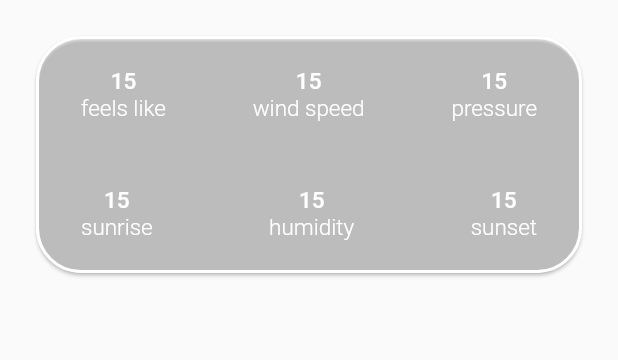
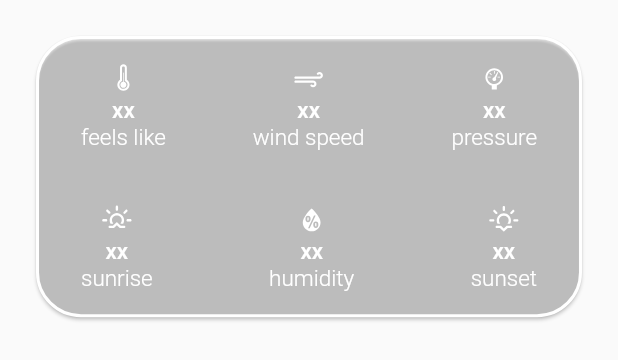
Before and after one commit to AhmetOcak/Flutter-Weather-App, a Flutter app: the WeatherDataScreen widget shown alone on an empty page, opened directly, on a phone screen of 412 x 824 dp. Shown: the top 360 px of the screen. Run offline on Flutter 3.47's test engine with Material 2 defaults, Android fonts, the phone set to English and light mode, and no system bars; our stand-ins replace flutter_spinkit, flutter_svg, geocoding, geolocator, weather_icons.

Commit message:
weather icon package added

```diff
--- a/lib/components/weather_data_screen.dart
+++ b/lib/components/weather_data_screen.dart
@@ -1,23 +1,22 @@
 import 'package:flutter/material.dart';
 import 'package:wheather_app/components/weather_info_section.dart';
+import 'package:weather_icons/weather_icons.dart';
 
 class WeatherDataScreen extends StatelessWidget {
-  String? icon = '';
-  String? feelsLike = 'xx';
-  String? windSpeed = 'xx';
-  String? pressure = 'xx';
-  String? sunrise = 'xx';
-  String? humidity = 'xx';
-  String? sunset = 'xx';
+  String feelsLike;
+  String windSpeed;
+  String pressure;
+  String sunrise;
+  String humidity;
+  String sunset;
 
   WeatherDataScreen({
-    this.icon,
-    this.feelsLike,
-    this.windSpeed,
-    this.pressure,
-    this.sunrise,
-    this.humidity,
-    this.sunset,
+    this.feelsLike = 'xx',
+    this.windSpeed = 'xx',
+    this.pressure = 'xx',
+    this.sunrise = 'xx',
+    this.humidity = 'xx',
+    this.sunset = 'xx',
   });
 
   @override
@@ -26,7 +25,7 @@ class WeatherDataScreen extends StatelessWidget {
       margin: const EdgeInsets.only(bottom: 40.0),
       padding: const EdgeInsets.all(20.0),
       width: MediaQuery.of(context).size.width / 1,
-      height: MediaQuery.of(context).size.height / 4,
+      height: MediaQuery.of(context).size.height / 3.5,
       child: Card(
         shape: const RoundedRectangleBorder(
           side: BorderSide(
@@ -49,12 +48,19 @@ class WeatherDataScreen extends StatelessWidget {
                 children: [
                   WeatherInfo(
                     title: 'feels like',
+                    value: feelsLike,
+                    iconData: WeatherIcons.thermometer,
                   ),
                   WeatherInfo(
                     title: 'wind speed',
+                    value: windSpeed,
+                    iconData: WeatherIcons.strong_wind,
+
                   ),
                   WeatherInfo(
                     title: 'pressure',
+                    value: pressure,
+                    iconData: WeatherIcons.barometer,
                   ),
                 ],
               ),
@@ -63,12 +69,18 @@ class WeatherDataScreen extends StatelessWidget {
                 children: [
                   WeatherInfo(
                     title: 'sunrise',
+                    value: sunrise,
+                    iconData: WeatherIcons.sunrise,
                   ),
                   WeatherInfo(
                     title: 'humidity',
+                    value: humidity,
+                    iconData: WeatherIcons.humidity,
                   ),
                   WeatherInfo(
                     title: 'sunset',
+                    value: sunset,
+                    iconData: WeatherIcons.sunset,
                   ),
                 ],
               ),
--- a/lib/components/weather_info_section.dart
+++ b/lib/components/weather_info_section.dart
@@ -1,27 +1,25 @@
 import 'package:flutter/material.dart';
+import 'package:weather_icons/weather_icons.dart';
 import 'package:wheather_app/constants/constants.dart';
 
 class WeatherInfo extends StatelessWidget {
+  WeatherInfo({required this.title, required this.value, required this.iconData});
+
   final String title;
-  // final String icon;
-  // final String value;
-
-  WeatherInfo({required this.title});
+  final IconData iconData;
+  final String value;
 
   @override
   Widget build(BuildContext context) {
     return Column(
       mainAxisAlignment: MainAxisAlignment.center,
       children: [
-        // Image(
-        //   image: NetworkImage(
-        //     'http://openweathermap.org/img/wn/' +
-        //         _weatherResponse.icon.toString()  +
-        //         '.png',
-        //   ),
-        // ),
+        BoxedIcon(
+          iconData,
+          color: Colors.white,
+        ),
         Text(
-          '15',
+          value,
           style: Constants()
               .weatherInfoStyle()
               .copyWith(fontWeight: FontWeight.w500),
--- a/lib/models/weather_model.dart
+++ b/lib/models/weather_model.dart
@@ -10,7 +10,6 @@ class WeatherResponse {
   final String? sunSet;
   final String? humidity;
   final String? description;
-  final String? icon;
 
   WeatherResponse({
     this.cityName,
@@ -24,7 +23,6 @@ class WeatherResponse {
     this.sunSet,
     this.humidity,
     this.description,
-    this.icon,
   });
 
   factory WeatherResponse.fromJson(Map<String, dynamic> json) {
@@ -39,7 +37,6 @@ class WeatherResponse {
     final sunSet = json['sys']['sunset'].toString();
     final humidity = json['main']['humidity'].toString();
     final description = json['weather'][0]['description'].toString();
-    final icon = json['weather'][0]['icon'];
 
     return WeatherResponse(
       cityName: cityName,
@@ -53,7 +50,6 @@ class WeatherResponse {
       sunSet: sunSet,
       humidity: humidity,
       description: description,
-      icon: icon,
     );
   }
 }
--- a/pubspec.yaml
+++ b/pubspec.yaml
@@ -34,6 +34,7 @@ dependencies:
   geolocator: ^8.0.0
   geocoding: ^2.0.1
   flutter_spinkit: ^5.1.0
+  weather_icons: ^3.0.0
 
   # The following adds the Cupertino Icons font to your application.
   # Use with the CupertinoIcons class for iOS style icons.
```
Also changed, not shown: pubspec.lock.
